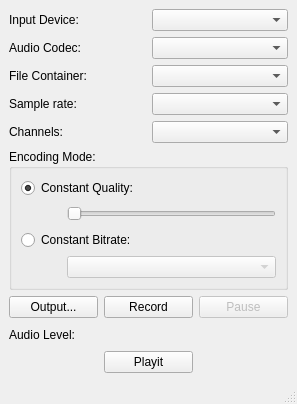
Qt form audiorecorder.ui (niqt/audio-record) before a commit.
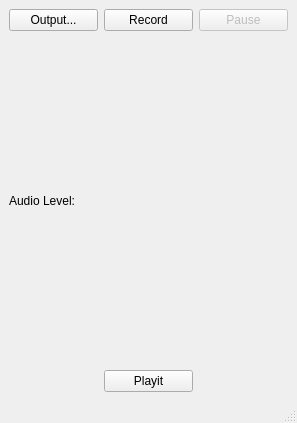
The same form after that commit.

Patch:
```diff
--- a/audiorecorder.ui
+++ b/audiorecorder.ui
@@ -7,7 +7,7 @@
     <x>0</x>
     <y>0</y>
     <width>297</width>
-    <height>404</height>
+    <height>423</height>
    </rect>
   </property>
   <property name="windowTitle">
@@ -15,93 +15,24 @@
   </property>
   <widget class="QWidget" name="centralwidget">
    <layout class="QGridLayout" name="gridLayout_3">
-    <item row="1" column="0" colspan="3">
-     <widget class="QGroupBox" name="groupBox">
-      <property name="title">
-       <string>Encoding Mode:</string>
-      </property>
-      <layout class="QGridLayout" name="gridLayout">
-       <item row="0" column="0" colspan="2">
-        <widget class="QRadioButton" name="constantQualityRadioButton">
-         <property name="text">
-          <string>Constant Quality:</string>
-         </property>
-         <property name="checked">
-          <bool>true</bool>
-         </property>
-        </widget>
-       </item>
-       <item row="1" column="0">
-        <spacer name="horizontalSpacer_2">
-         <property name="orientation">
-          <enum>Qt::Horizontal</enum>
-         </property>
-         <property name="sizeType">
-          <enum>QSizePolicy::Fixed</enum>
-         </property>
-         <property name="sizeHint" stdset="0">
-          <size>
-           <width>40</width>
-           <height>20</height>
-          </size>
-         </property>
-        </spacer>
-       </item>
-       <item row="1" column="1">
-        <widget class="QSlider" name="qualitySlider">
-         <property name="orientation">
-          <enum>Qt::Horizontal</enum>
-         </property>
-        </widget>
-       </item>
-       <item row="2" column="0" colspan="2">
-        <widget class="QRadioButton" name="constantBitrateRadioButton">
-         <property name="text">
-          <string>Constant Bitrate:</string>
-         </property>
-        </widget>
-       </item>
-       <item row="3" column="0">
-        <spacer name="horizontalSpacer">
-         <property name="orientation">
-          <enum>Qt::Horizontal</enum>
-         </property>
-         <property name="sizeType">
-          <enum>QSizePolicy::Fixed</enum>
-         </property>
-         <property name="sizeHint" stdset="0">
-          <size>
-           <width>40</width>
-           <height>20</height>
-          </size>
-         </property>
-        </spacer>
-       </item>
-       <item row="3" column="1">
-        <widget class="QComboBox" name="bitrateBox">
-         <property name="enabled">
-          <bool>false</bool>
-         </property>
-        </widget>
-       </item>
-      </layout>
-     </widget>
-    </item>
-    <item row="2" column="0">
-     <widget class="QPushButton" name="outputButton">
-      <property name="text">
-       <string>Output...</string>
-      </property>
-     </widget>
-    </item>
     <item row="2" column="1">
-     <widget class="QPushButton" name="recordButton">
+     <widget class="QPushButton" name="playitbutton">
       <property name="text">
-       <string>Record</string>
+       <string>Playit</string>
       </property>
      </widget>
     </item>
-    <item row="2" column="2">
+    <item row="1" column="1" colspan="2">
+     <layout class="QVBoxLayout" name="levelsLayout"/>
+    </item>
+    <item row="1" column="0">
+     <widget class="QLabel" name="levelLabel">
+      <property name="text">
+       <string>Audio Level:</string>
+      </property>
+     </widget>
+    </item>
+    <item row="0" column="2">
      <widget class="QPushButton" name="pauseButton">
       <property name="enabled">
        <bool>false</bool>
@@ -111,74 +42,17 @@
       </property>
      </widget>
     </item>
-    <item row="3" column="0">
-     <widget class="QLabel" name="levelLabel">
+    <item row="0" column="1">
+     <widget class="QPushButton" name="recordButton">
       <property name="text">
-       <string>Audio Level:</string>
+       <string>Record</string>
       </property>
      </widget>
     </item>
-    <item row="3" column="1" colspan="2">
-     <layout class="QVBoxLayout" name="levelsLayout"/>
-    </item>
-    <item row="0" column="0" colspan="3">
-     <layout class="QGridLayout" name="gridLayout_2">
-      <item row="3" column="0">
-       <widget class="QLabel" name="label_4">
-        <property name="text">
-         <string>Sample rate:</string>
-        </property>
-       </widget>
-      </item>
-      <item row="0" column="1">
-       <widget class="QComboBox" name="audioDeviceBox"/>
-      </item>
-      <item row="1" column="0">
-       <widget class="QLabel" name="label_2">
-        <property name="text">
-         <string>Audio Codec:</string>
-        </property>
-       </widget>
-      </item>
-      <item row="0" column="0">
-       <widget class="QLabel" name="label">
-        <property name="text">
-         <string>Input Device:</string>
-        </property>
-       </widget>
-      </item>
-      <item row="2" column="0">
-       <widget class="QLabel" name="label_3">
-        <property name="text">
-         <string>File Container:</string>
-        </property>
-       </widget>
-      </item>
-      <item row="2" column="1">
-       <widget class="QComboBox" name="containerBox"/>
-      </item>
-      <item row="3" column="1">
-       <widget class="QComboBox" name="sampleRateBox"/>
-      </item>
-      <item row="1" column="1">
-       <widget class="QComboBox" name="audioCodecBox"/>
-      </item>
-      <item row="4" column="0">
-       <widget class="QLabel" name="label_5">
-        <property name="text">
-         <string>Channels:</string>
-        </property>
-       </widget>
-      </item>
-      <item row="4" column="1">
-       <widget class="QComboBox" name="channelsBox"/>
-      </item>
-     </layout>
-    </item>
-    <item row="4" column="1">
-     <widget class="QPushButton" name="playitbutton">
+    <item row="0" column="0">
+     <widget class="QPushButton" name="outputButton">
       <property name="text">
-       <string>Playit</string>
+       <string>Output...</string>
       </property>
      </widget>
     </item>
```
Left out of the diff: 32 changed lines with no effect on the pictures.
